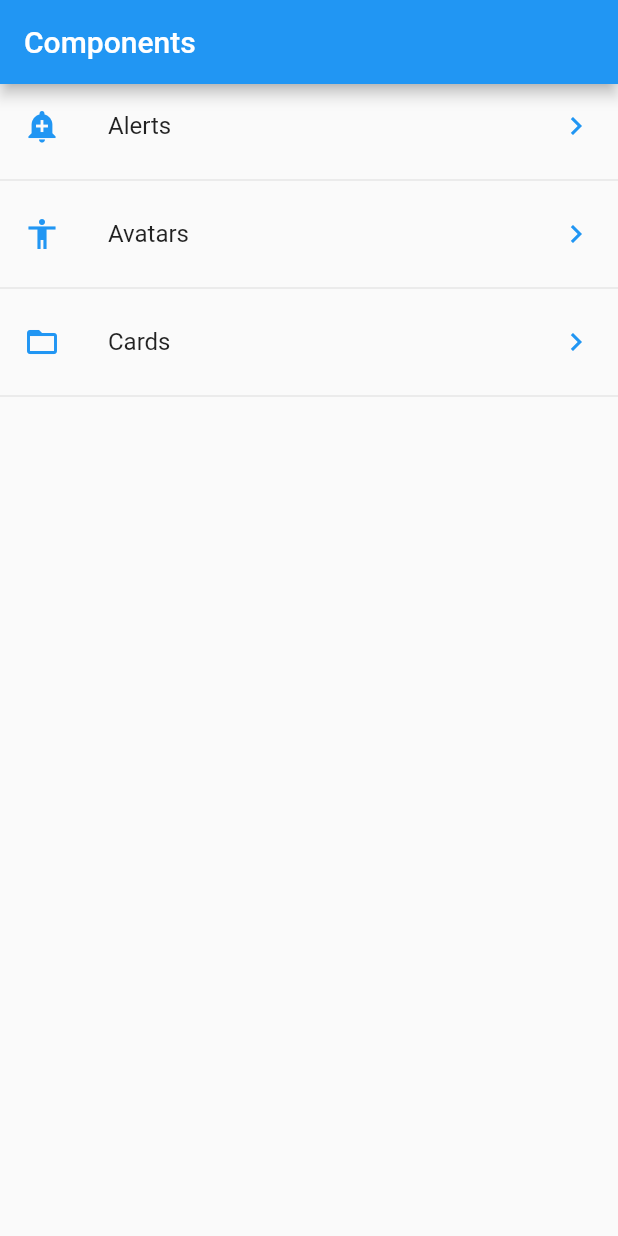
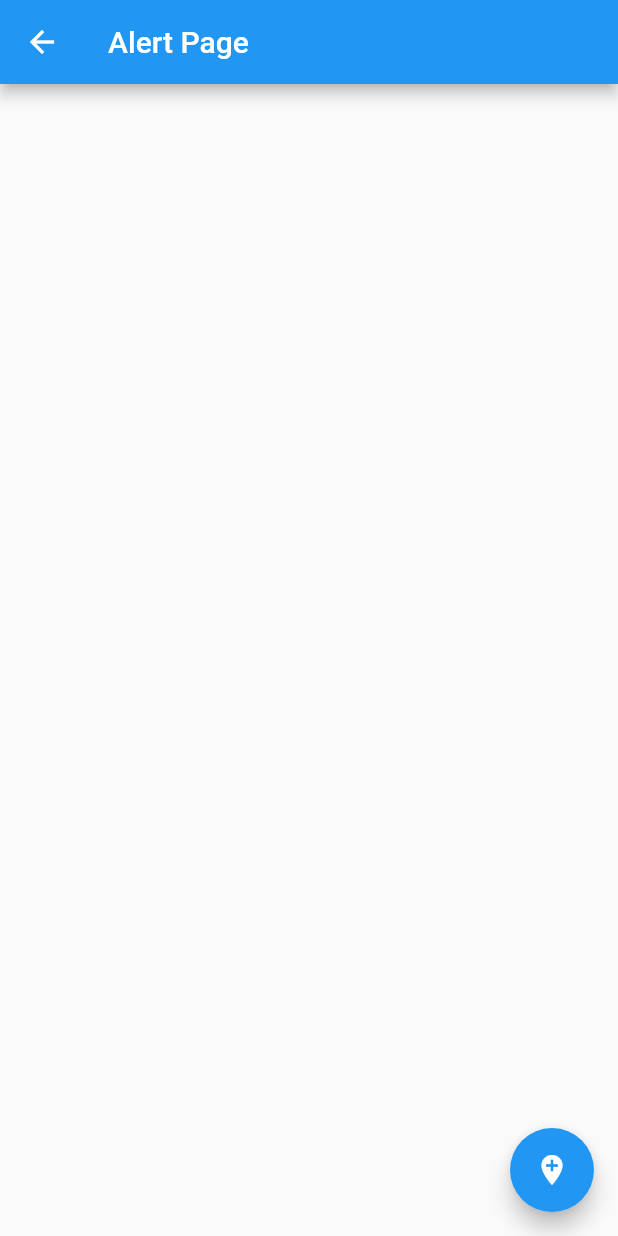
Before and after one commit to NepCode/components_app, a Flutter app: the screen it shows after launch, after a tap on "Cards", on a phone screen of 412 x 824 dp. Run offline on Flutter 3.47's test engine with Material 2 defaults, Android fonts, the phone set to English and light mode, and no system bars.

Commit message:
navigator and routes added

```diff
--- a/lib/main.dart
+++ b/lib/main.dart
@@ -1,6 +1,7 @@
 import 'package:flutter/material.dart';
-import 'package:flutter_app_components/src/pages/home_page.dart';
+import 'package:flutter_app_components/src/pages/alert_page.dart';
 import 'package:flutter_app_components/src/pages/home_temp.dart';
+import 'package:flutter_app_components/src/routes/routes.dart';
 
 void main() => runApp(MyApp());
 
@@ -14,7 +15,15 @@ class MyApp extends StatelessWidget {
       theme: ThemeData(
         primarySwatch: Colors.blue,
       ),
-      home: HomePage()
+      //home: HomePage()
+      initialRoute: '/',
+      routes: getApplicationRoutes(),
+      onGenerateRoute: (RouteSettings settings){
+        print('route called: ${ settings.name }');
+        return MaterialPageRoute(
+          builder: (BuildContext context) => AlertPage()
+        );
+      },
     );
   }
 }
--- a/lib/src/pages/alert_page.dart
+++ b/lib/src/pages/alert_page.dart
@@ -1 +1,20 @@
 import 'package:flutter/material.dart';
+
+
+class AlertPage extends StatelessWidget {
+
+  @override
+  Widget build(BuildContext context) {
+    return Scaffold(
+      appBar: AppBar(
+        title: Text('Alert Page'),
+      ),
+      floatingActionButton: FloatingActionButton(
+        child: Icon(Icons.add_location),
+        onPressed: () {
+          Navigator.pop(context);
+        },
+      ),
+    );
+  }
+}
--- a/lib/src/pages/avatar_page.dart
+++ b/lib/src/pages/avatar_page.dart
@@ -0,0 +1,14 @@
+import 'package:flutter/material.dart';
+
+
+class AvatarPage extends StatelessWidget {
+
+  @override
+  Widget build(BuildContext context) {
+    return Scaffold(
+      appBar: AppBar(
+        title: Text('Avatar Page'),
+      ),
+    );
+  }
+}
--- a/lib/src/pages/home_page.dart
+++ b/lib/src/pages/home_page.dart
@@ -1,4 +1,5 @@
 import 'package:flutter/material.dart';
+import 'package:flutter_app_components/src/pages/alert_page.dart';
 import 'package:flutter_app_components/src/providers/menu_provider.dart';
 import 'package:flutter_app_components/src/utils/icon_string_util.dart';
 
@@ -34,14 +35,14 @@ class HomePage extends StatelessWidget {
         print('builder');
         print(snapshot.data);
         return  ListView(
-          children: _listItems( snapshot.data),
+          children: _listItems( snapshot.data, context),
         );
       },
 
     );
   }
 
-  List<Widget> _listItems( List<dynamic> data) {
+  List<Widget> _listItems( List<dynamic> data, context) {
 
     /*return[
       ListTile(title: Text("hello world")),
@@ -60,7 +61,11 @@ class HomePage extends StatelessWidget {
         leading: getIcon( opt['icon']),
         trailing: Icon(Icons.keyboard_arrow_right, color: Colors.blue,),
         onTap: () {
-
+         /* final route = MaterialPageRoute(
+            builder: (context) =>  AlertPage()
+          );
+          Navigator.push(context, route);*/
+         Navigator.pushNamed(context, opt['route']);
         },
       );
 
--- /dev/null
+++ b/lib/src/routes/routes.dart
@@ -0,0 +1,17 @@
+import 'package:flutter/material.dart';
+import 'package:flutter_app_components/src/pages/alert_page.dart';
+import 'package:flutter_app_components/src/pages/avatar_page.dart';
+import 'package:flutter_app_components/src/pages/home_page.dart';
+
+
+Map<String, WidgetBuilder> getApplicationRoutes(){
+
+
+  return <String, WidgetBuilder> {
+    '/' : (BuildContext context) => HomePage(),
+    'alert' : (BuildContext context) => AlertPage(),
+    'avatar' : (BuildContext context) => AvatarPage(),
+  };
+
+
+}
```
